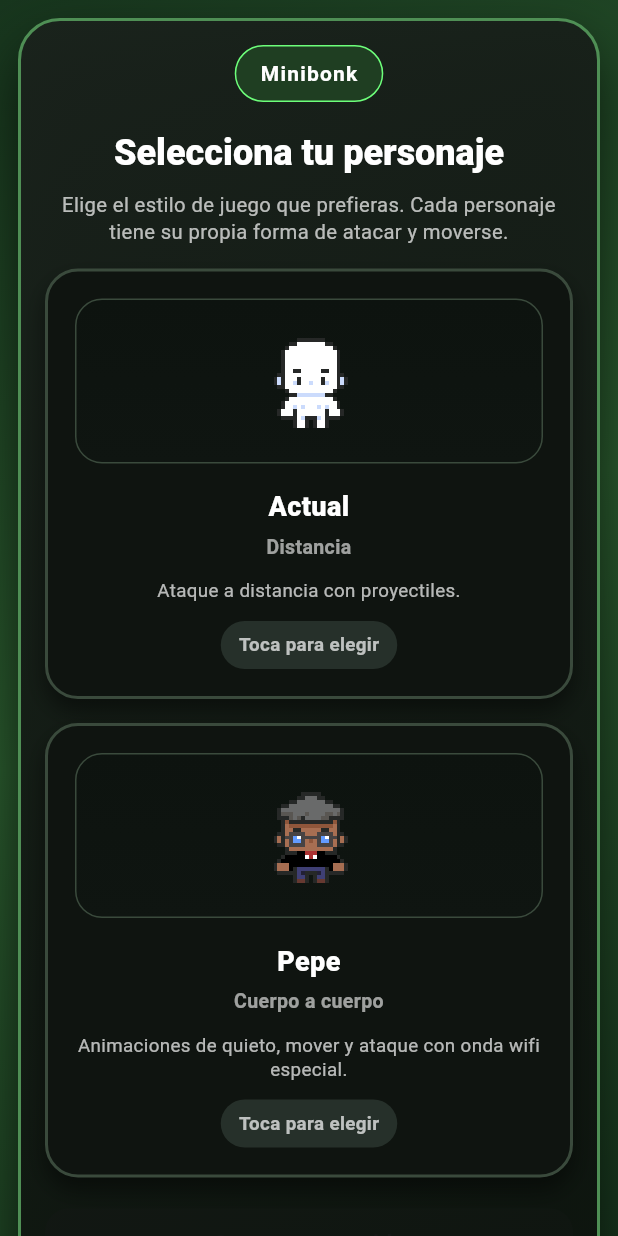
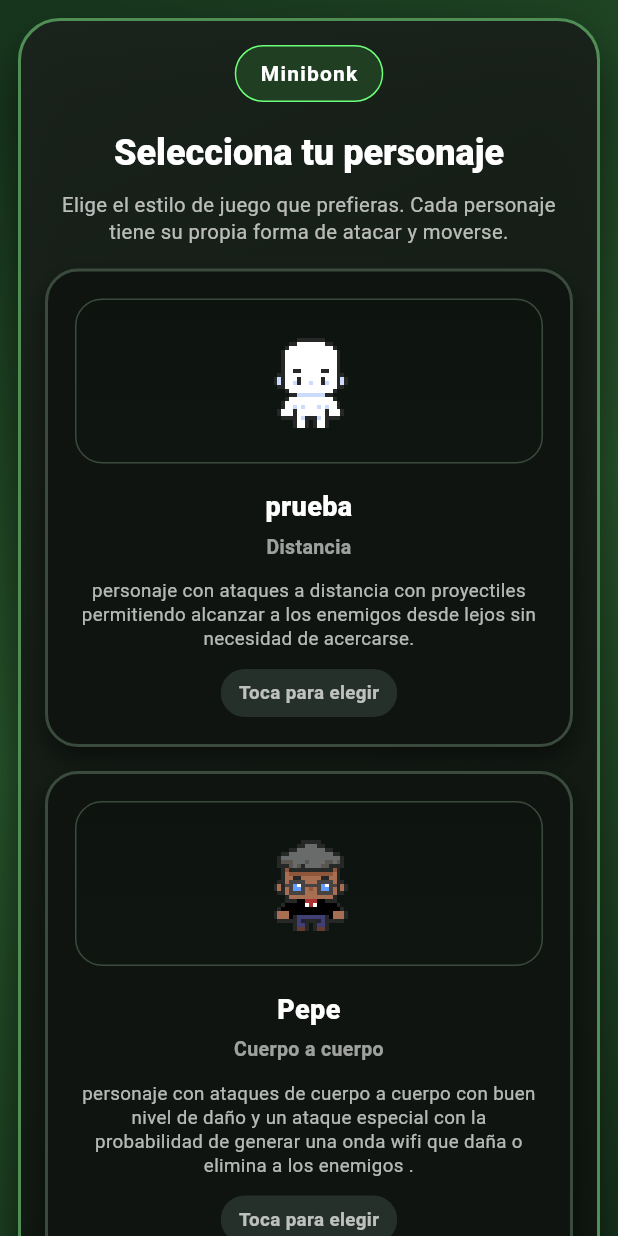
Before and after one commit to vicentesilv/minibonk, a Flutter app: the SuperposicionMenuInicio widget shown alone on an empty page, opened directly with empty values, on a phone screen of 412 x 824 dp. Run offline on Flutter 3.47's test engine with Material 3 defaults, Android fonts, the light colour scheme and no system bars; missing offline and left inert: flame.

Commit message:
detalles descripciones

```diff
--- a/lib/features/juego/presentation/overlays/superposicion_menu_inicio.dart
+++ b/lib/features/juego/presentation/overlays/superposicion_menu_inicio.dart
@@ -115,9 +115,9 @@ class _SuperposicionMenuInicioState extends State<SuperposicionMenuInicio> {
                             children: [
                               Expanded(
                                 child: _TarjetaPersonaje(
-                                  titulo: 'Actual',
+                                  titulo: 'prueba',
                                   subtitulo: 'Distancia',
-                                  descripcion: 'Ataque a distancia con proyectiles.',
+                                  descripcion: 'personaje con ataques a distancia con proyectiles permitiendo alcanzar a los enemigos desde lejos sin necesidad de acercarse.',
                                   seleccionada: _seleccion == TipoPersonaje.prueba,
                                   imagenAsset: 'assets/images/personajes/prueba/abajo.png',
                                   onTap: () {
@@ -132,7 +132,7 @@ class _SuperposicionMenuInicioState extends State<SuperposicionMenuInicio> {
                                 child: _TarjetaPersonaje(
                                   titulo: 'Pepe',
                                   subtitulo: 'Cuerpo a cuerpo',
-                                  descripcion: 'Animaciones de quieto, mover y ataque con onda wifi especial.',
+                                  descripcion: 'personaje con ataques de cuerpo a cuerpo con buen nivel de daño y un ataque especial con la probabilidad de generar una onda wifi que daña o elimina a los enemigos .',
                                   seleccionada: _seleccion == TipoPersonaje.pepe,
                                   animacionAssets: const [
                                     'assets/images/Personajes/pepe/quieto/quieto enfrente1.png',
```
